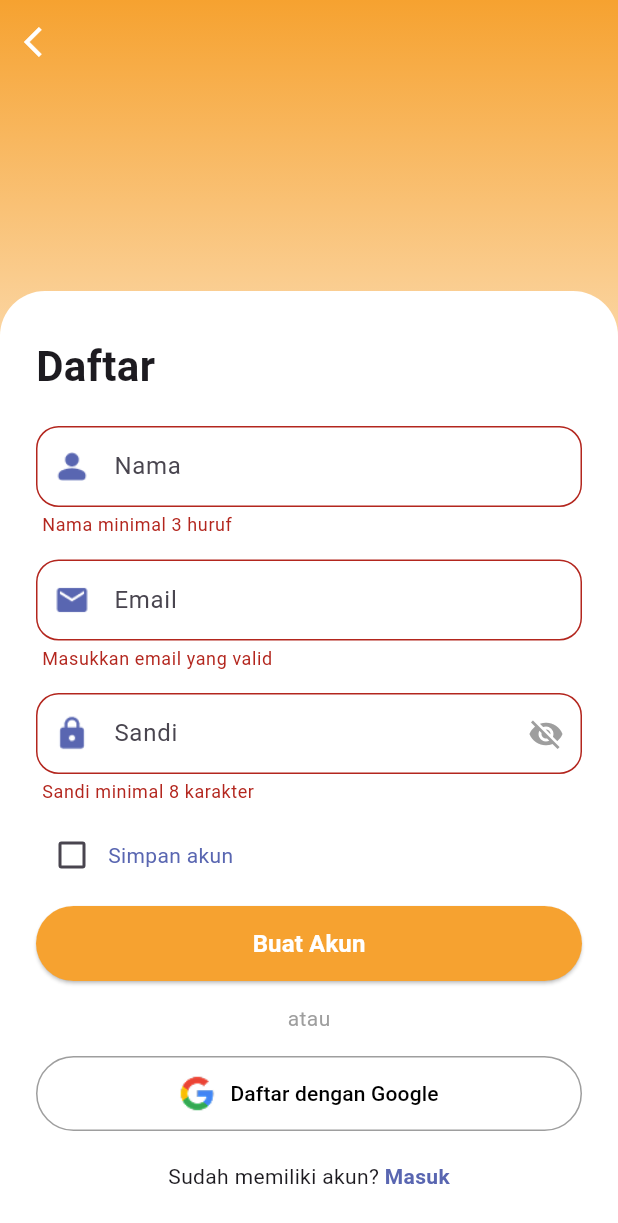
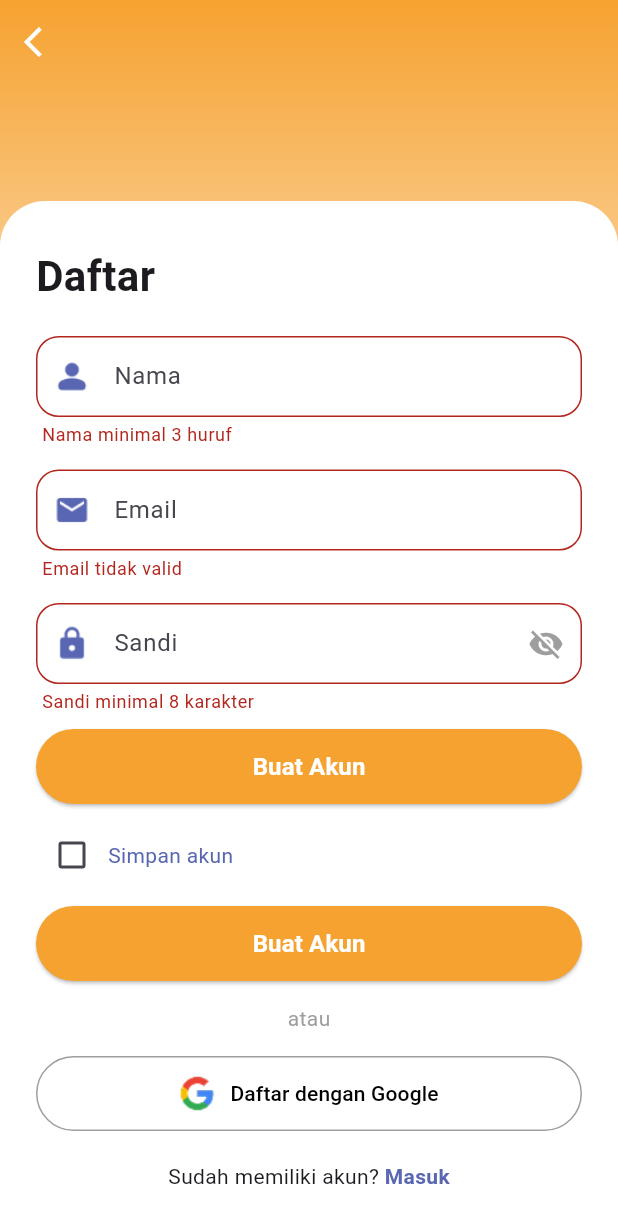
Before and after one commit to manzil26/sahabatRS, a Flutter app: the RegisterPage screen opened directly, after a tap on "Buat Akun", on a phone screen of 412 x 824 dp. Shown: the top 1223 px of the screen. Run offline on Flutter 3.47's test engine with Material 3 defaults, Android fonts, the phone set to English and light mode, and no system bars; our stand-ins replace flutter_svg, supabase_flutter; accounts and stored records are empty; Roboto replaces fonts that are missing (Poppins).

Commit message:
remove table 'profiles' and use table 'pengguna'

```diff
--- a/lib/screens/auth/register-page.dart
+++ b/lib/screens/auth/register-page.dart
@@ -10,7 +10,6 @@ class RegisterPage extends StatefulWidget {
 }
 
 class _RegisterPageState extends State<RegisterPage> {
-  // Tambahkan GlobalKey untuk validasi form
   final _formKey = GlobalKey<FormState>();
 
   final _emailController = TextEditingController();
@@ -24,35 +23,32 @@ class _RegisterPageState extends State<RegisterPage> {
   final supabase = Supabase.instance.client;
 
   Future<void> _signUp() async {
-    // 1. Jalankan Validasi Form
     if (!_formKey.currentState!.validate()) {
-      return; // Berhenti jika tidak valid
+      return;
     }
 
     setState(() => _isLoading = true);
     try {
+      // 1. Daftar ke Auth Supabase (Email & Password)
       final AuthResponse res = await supabase.auth.signUp(
         email: _emailController.text,
         password: _passwordController.text,
         data: {
-          'full_name': _nameController.text, // Simpan nama di metadata agar mudah diambil
+          'name': _nameController.text, // Simpan nama di metadata juga
         },
       );
 
-      // Jika Trigger Database kamu sudah aktif, tabel profiles akan terisi otomatis.
-      // Jika BELUM, kamu bisa uncomment kode di bawah ini:
-      /*
+      // 2. Simpan detail ke tabel 'pengguna' (Sesuai ERD)
       if (res.user != null) {
-         await supabase.from('profiles').insert({
-          'id': res.user!.id,
-          'full_name': _nameController.text,
-          'role': 'pasien',
+        await supabase.from('pengguna').insert({
+          'id_pengguna': res.user!.id, // PK: id_pengguna = UID Auth
+          'name': _nameController.text,
+          'email': _emailController.text,
+          // Field lain dari ERD bisa diisi default atau null dulu
+          'created_at': DateTime.now().toIso8601String(),
         });
-      }
-      */
 
         if (mounted) {
-        // Cek apakah user perlu konfirmasi email (Supabase default)
           if (res.session == null) {
             ScaffoldMessenger.of(context).showSnackBar(
               const SnackBar(content: Text("Daftar berhasil! Cek email untuk verifikasi.")),
@@ -62,12 +58,11 @@ class _RegisterPageState extends State<RegisterPage> {
               MaterialPageRoute(builder: (context) => const LoginPage()),
             );
           } else {
-          // Jika auto-confirm aktif, langsung masuk
             ScaffoldMessenger.of(context).showSnackBar(
               const SnackBar(content: Text("Akun berhasil dibuat!")),
             );
-          // Arahkan ke rute '/' yang sekarang akan mendeteksi session dan ke Home
             Navigator.of(context).pushNamedAndRemoveUntil('/', (route) => false);
+          }
         }
       }
     } catch (e) {
@@ -111,7 +106,6 @@ class _RegisterPageState extends State<RegisterPage> {
                   topRight: Radius.circular(30),
                 ),
               ),
-              // Bungkus Column dengan Form
               child: Form(
                 key: _formKey,
                 child: Column(
@@ -124,48 +118,50 @@ class _RegisterPageState extends State<RegisterPage> {
                     ),
                     const SizedBox(height: 20),
 
-                    // Input Nama dengan Validasi
+                    // Input Nama
                     _buildInput(
                       "Nama",
                       _nameController,
                       'assets/icons/ic_user.png',
                       false,
-                      (value) {
-                        if (value == null || value.length < 3) {
-                          return 'Nama minimal 3 huruf';
-                        }
-                        return null;
-                      }
+                      (value) => (value == null || value.length < 3) ? 'Nama minimal 3 huruf' : null
                     ),
                     const SizedBox(height: 15),
 
-                    // Input Email dengan Validasi
+                    // Input Email
                     _buildInput(
                       "Email",
                       _emailController,
                       'assets/icons/ic_email.png',
                       false,
-                      (value) {
-                        if (value == null || !value.contains('@') || !value.contains('.')) {
-                          return 'Masukkan email yang valid';
-                        }
-                        return null;
-                      }
+                      (value) => (value == null || !value.contains('@')) ? 'Email tidak valid' : null
                     ),
                     const SizedBox(height: 15),
 
-                    // Input Sandi dengan Validasi
+                    // Input Sandi
                     _buildInput(
                       "Sandi",
                       _passwordController,
                       'assets/icons/ic_lock.png',
                       true,
-                      (value) {
-                        if (value == null || value.length < 8) {
-                          return 'Sandi minimal 8 karakter';
-                        }
-                        return null;
-                      }
+                      (value) => (value == null || value.length < 8) ? 'Sandi minimal 8 karakter' : null
+                    ),
+
+                    const SizedBox(height: 10),
+                    // Checkbox & Tombol... (Bagian UI tetap sama, tidak berubah)
+                    SizedBox(
+                      width: double.infinity,
+                      height: 50,
+                      child: ElevatedButton(
+                        onPressed: _isLoading ? null : _signUp,
+                        style: ElevatedButton.styleFrom(
+                          backgroundColor: const Color(0xFFF6A230),
+                          shape: RoundedRectangleBorder(borderRadius: BorderRadius.circular(25)),
+                        ),
+                        child: _isLoading
+                          ? const CircularProgressIndicator(color: Colors.white)
+                          : const Text("Buat Akun", style: TextStyle(color: Colors.white, fontSize: 16, fontWeight: FontWeight.bold)),
+                      ),
                     ),
 
                     // ... (Checkbox dan tombol sama seperti sebelumnya)
@@ -247,18 +243,12 @@ class _RegisterPageState extends State<RegisterPage> {
   }
 
   // Widget Input yang diperbarui dengan Validator
-  Widget _buildInput(
-    String hint,
-    TextEditingController controller,
-    String iconPath,
-    bool isPassword,
-    String? Function(String?)? validator, // Parameter validator baru
-  ) {
-    return TextFormField( // Gunakan TextFormField, bukan TextField
+  Widget _buildInput(String hint, TextEditingController controller, String iconPath, bool isPassword, String? Function(String?)? validator) {
+    return TextFormField(
       controller: controller,
       obscureText: isPassword ? _obscurePassword : false,
-      validator: validator, // Pasang validator
-      autovalidateMode: AutovalidateMode.onUserInteraction, // Validasi saat mengetik
+      validator: validator,
+      autovalidateMode: AutovalidateMode.onUserInteraction,
       decoration: InputDecoration(
         hintText: hint,
         prefixIcon: Padding(
@@ -267,21 +257,11 @@ class _RegisterPageState extends State<RegisterPage> {
         ),
         suffixIcon: isPassword
             ? IconButton(
-                icon: Icon(
-                  _obscurePassword ? Icons.visibility_off : Icons.visibility,
-                  color: Colors.grey,
-                ),
-                onPressed: () {
-                  setState(() {
-                    _obscurePassword = !_obscurePassword;
-                  });
-                },
+                icon: Icon(_obscurePassword ? Icons.visibility_off : Icons.visibility, color: Colors.grey),
+                onPressed: () => setState(() => _obscurePassword = !_obscurePassword),
               )
             : null,
-        border: OutlineInputBorder(
-          borderRadius: BorderRadius.circular(15),
-          borderSide: const BorderSide(color: Colors.grey),
-        ),
+        border: OutlineInputBorder(borderRadius: BorderRadius.circular(15), borderSide: const BorderSide(color: Colors.grey)),
         contentPadding: const EdgeInsets.symmetric(vertical: 15),
       ),
     );
--- a/lib/screens/main-features/halaman-user.dart
+++ b/lib/screens/main-features/halaman-user.dart
@@ -125,24 +125,24 @@ class _HeaderBerandaState extends State<_HeaderBeranda> {
       if (user != null) {
         // 1. Coba ambil dari metadata auth
         final meta = user.userMetadata;
-        if (meta != null && (meta['full_name'] != null || meta['name'] != null)) {
-          name = (meta['full_name'] ?? meta['name']) as String?;
+        if (meta != null && (meta['name'] != null || meta['full_name'] != null)) {
+          name = (meta['name'] ?? meta['full_name']) as String?;
         }
 
-        // 2. Jika metadata kosong, ambil dari tabel 'profiles'
+        // 2. Jika metadata kosong, ambil dari tabel 'pengguna' (UPDATE DI SINI)
         if (name == null) {
           final data = await client
-              .from('profiles')
-              .select('full_name')
-              .eq('id', user.id)
+              .from('pengguna') // Ganti 'profiles' jadi 'pengguna'
+              .select('name')   // Ganti 'full_name' jadi 'name' (sesuai ERD)
+              .eq('id_pengguna', user.id) // Ganti 'id' jadi 'id_pengguna'
               .maybeSingle();
 
           if (data != null) {
-            name = data['full_name'] as String?;
+            name = data['name'] as String?;
           }
         }
 
-        // 3. Fallback: pakai bagian depan email
+        // 3. Fallback
         name ??= user.email?.split('@').first;
       }
 
@@ -153,6 +153,7 @@ class _HeaderBerandaState extends State<_HeaderBeranda> {
         });
       }
     } catch (_) {
+      // Error handling
       if (mounted) {
         setState(() {
           _userName = null;
```
Lines whose indentation alone changed are shown as unchanged.
